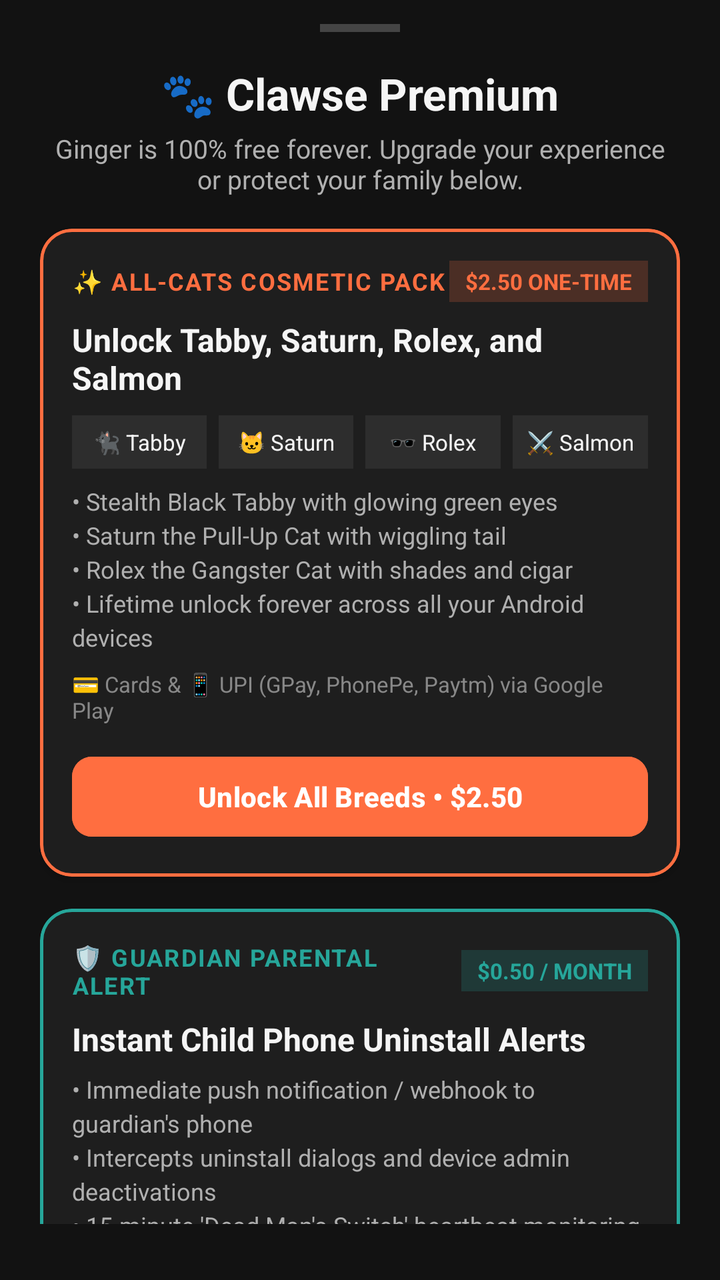
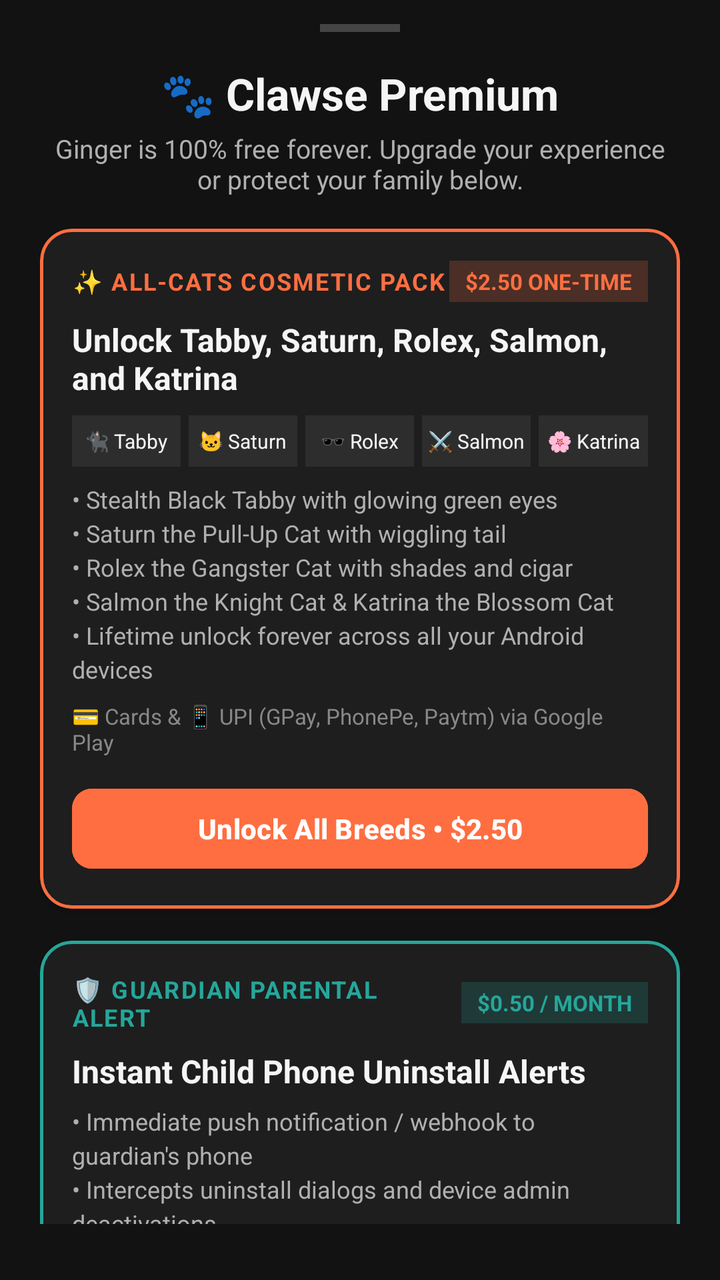

The first picture is an Android layout as it rendered before a commit; the second is the same layout after the commit. The layout source and the unified diff follow.
<!-- AndroidManifest.xml: application theme Theme.AntiScrollerKitty -->
<!-- res/layout/dialog_paywall.xml -->
<?xml version="1.0" encoding="utf-8"?>
<androidx.core.widget.NestedScrollView xmlns:android="http://schemas.android.com/apk/res/android"
    xmlns:app="http://schemas.android.com/apk/res-auto"
    android:layout_width="match_parent"
    android:layout_height="wrap_content"
    android:background="@color/background"
    android:paddingStart="20dp"
    android:paddingEnd="20dp"
    android:paddingTop="12dp"
    android:paddingBottom="28dp">

    <LinearLayout
        android:layout_width="match_parent"
        android:layout_height="wrap_content"
        android:gravity="center_horizontal"
        android:orientation="vertical">

        
        <View
            android:layout_width="40dp"
            android:layout_height="4dp"
            android:layout_marginBottom="16dp"
            android:background="#444444" />

        <TextView
            android:layout_width="wrap_content"
            android:layout_height="wrap_content"
            android:text="🐾 Clawse Premium"
            android:textColor="@color/text_primary"
            android:textSize="22sp"
            android:textStyle="bold" />

        <TextView
            android:layout_width="wrap_content"
            android:layout_height="wrap_content"
            android:layout_marginTop="4dp"
            android:layout_marginBottom="16dp"
            android:gravity="center"
            android:text="Ginger is 100% free forever. Upgrade your experience or protect your family below."
            android:textColor="@color/text_secondary"
            android:textSize="13sp" />

        
        <com.google.android.material.card.MaterialCardView
            android:id="@+id/cardCosmetics"
            android:layout_width="match_parent"
            android:layout_height="wrap_content"
            android:layout_marginBottom="16dp"
            app:cardBackgroundColor="@color/surface"
            app:cardCornerRadius="16dp"
            app:cardElevation="2dp"
            app:strokeColor="@color/primary"
            app:strokeWidth="1.5dp">

            <LinearLayout
                android:layout_width="match_parent"
                android:layout_height="wrap_content"
                android:orientation="vertical"
                android:padding="16dp">

                <LinearLayout
                    android:layout_width="match_parent"
                    android:layout_height="wrap_content"
                    android:gravity="center_vertical"
                    android:orientation="horizontal">

                    <TextView
                        android:layout_width="0dp"
                        android:layout_height="wrap_content"
                        android:layout_weight="1"
                        android:text="✨ ALL-CATS COSMETIC PACK"
                        android:textColor="@color/primary"
                        android:textSize="12sp"
                        android:letterSpacing="0.06"
                        android:textStyle="bold" />

                    <TextView
                        android:id="@+id/tvCosmeticsPriceBadge"
                        android:layout_width="wrap_content"
                        android:layout_height="wrap_content"
                        android:background="#33FF6E40"
                        android:paddingStart="8dp"
                        android:paddingEnd="8dp"
                        android:paddingTop="3dp"
                        android:paddingBottom="3dp"
                        android:text="$2.50 ONE-TIME"
                        android:textColor="@color/primary"
                        android:textSize="11sp"
                        android:textStyle="bold" />
                </LinearLayout>

                <TextView
                    android:layout_width="wrap_content"
                    android:layout_height="wrap_content"
                    android:layout_marginTop="8dp"
                    android:text="Unlock Tabby, Saturn, Rolex, and Salmon"
                    android:textColor="@color/text_primary"
                    android:textSize="16sp"
                    android:textStyle="bold" />

                
                <LinearLayout
                    android:layout_width="match_parent"
                    android:layout_height="wrap_content"
                    android:layout_marginTop="8dp"
                    android:layout_marginBottom="8dp"
                    android:orientation="horizontal">

                    <TextView
                        android:layout_width="0dp"
                        android:layout_height="wrap_content"
                        android:layout_weight="1"
                        android:layout_marginEnd="3dp"
                        android:background="@color/surface_variant"
                        android:gravity="center"
                        android:paddingTop="6dp"
                        android:paddingBottom="6dp"
                        android:text="🐈‍⬛ Tabby"
                        android:textColor="@color/text_primary"
                        android:textSize="11sp" />

                    <TextView
                        android:layout_width="0dp"
                        android:layout_height="wrap_content"
                        android:layout_weight="1"
                        android:layout_marginStart="3dp"
                        android:layout_marginEnd="3dp"
                        android:background="@color/surface_variant"
                        android:gravity="center"
                        android:paddingTop="6dp"
                        android:paddingBottom="6dp"
                        android:text="🐱 Saturn"
                        android:textColor="@color/text_primary"
                        android:textSize="11sp" />

                    <TextView
                        android:layout_width="0dp"
                        android:layout_height="wrap_content"
                        android:layout_weight="1"
                        android:layout_marginStart="3dp"
                        android:layout_marginEnd="3dp"
                        android:background="@color/surface_variant"
                        android:gravity="center"
                        android:paddingTop="6dp"
                        android:paddingBottom="6dp"
                        android:text="🕶️ Rolex"
                        android:textColor="@color/text_primary"
                        android:textSize="11sp" />

                    <TextView
                        android:layout_width="0dp"
                        android:layout_height="wrap_content"
                        android:layout_weight="1"
                        android:layout_marginStart="3dp"
                        android:background="@color/surface_variant"
                        android:gravity="center"
                        android:paddingTop="6dp"
                        android:paddingBottom="6dp"
                        android:text="⚔️ Salmon"
                        android:textColor="@color/text_primary"
                        android:textSize="11sp" />
                </LinearLayout>

                <TextView
                    android:layout_width="wrap_content"
                    android:layout_height="wrap_content"
                    android:text="• Stealth Black Tabby with glowing green eyes\n• Saturn the Pull-Up Cat with wiggling tail\n• Rolex the Gangster Cat with shades and cigar\n• Lifetime unlock forever across all your Android devices"
                    android:textColor="@color/text_secondary"
                    android:textSize="12sp"
                    android:lineSpacingExtra="3dp" />

                <TextView
                    android:layout_width="wrap_content"
                    android:layout_height="wrap_content"
                    android:layout_marginTop="8dp"
                    android:text="💳 Cards &amp; 📱 UPI (GPay, PhonePe, Paytm) via Google Play"
                    android:textColor="#888888"
                    android:textSize="11sp" />

                <com.google.android.material.button.MaterialButton
                    android:id="@+id/btnBuyCosmetics"
                    android:layout_width="match_parent"
                    android:layout_height="48dp"
                    android:layout_marginTop="12dp"
                    android:text="Unlock All Breeds • $2.50"
                    android:textColor="@color/on_primary"
                    android:backgroundTint="@color/primary"
                    android:textStyle="bold"
                    app:cornerRadius="10dp" />
            </LinearLayout>
        </com.google.android.material.card.MaterialCardView>

        
        <com.google.android.material.card.MaterialCardView
            android:id="@+id/cardParental"
            android:layout_width="match_parent"
            android:layout_height="wrap_content"
            android:layout_marginBottom="16dp"
            app:cardBackgroundColor="@color/surface"
            app:cardCornerRadius="16dp"
            app:cardElevation="2dp"
            app:strokeColor="@color/secondary"
            app:strokeWidth="1.5dp">

            <LinearLayout
                android:layout_width="match_parent"
                android:layout_height="wrap_content"
                android:orientation="vertical"
                android:padding="16dp">

                <LinearLayout
                    android:layout_width="match_parent"
                    android:layout_height="wrap_content"
                    android:gravity="center_vertical"
                    android:orientation="horizontal">

                    <TextView
                        android:layout_width="0dp"
                        android:layout_height="wrap_content"
                        android:layout_weight="1"
                        android:text="🛡️ GUARDIAN PARENTAL ALERT"
                        android:textColor="@color/secondary"
                        android:textSize="12sp"
                        android:letterSpacing="0.06"
                        android:textStyle="bold" />

                    <TextView
                        android:id="@+id/tvParentalPriceBadge"
                        android:layout_width="wrap_content"
                        android:layout_height="wrap_content"
                        android:background="#3326A69A"
                        android:paddingStart="8dp"
                        android:paddingEnd="8dp"
                        android:paddingTop="3dp"
                        android:paddingBottom="3dp"
                        android:text="$0.50 / MONTH"
                        android:textColor="@color/secondary"
                        android:textSize="11sp"
                        android:textStyle="bold" />
                </LinearLayout>

                <TextView
                    android:layout_width="wrap_content"
                    android:layout_height="wrap_content"
                    android:layout_marginTop="8dp"
                    android:text="Instant Child Phone Uninstall Alerts"
                    android:textColor="@color/text_primary"
                    android:textSize="16sp"
                    android:textStyle="bold" />

                <TextView
                    android:layout_width="wrap_content"
                    android:layout_height="wrap_content"
                    android:layout_marginTop="6dp"
                    android:text="• Immediate push notification / webhook to guardian's phone\n• Intercepts uninstall dialogs and device admin deactivations\n• 15-minute 'Dead Man's Switch' heartbeat monitoring\n• Delivered via Discord, Slack, ntfy.sh, or custom Webhook"
                    android:textColor="@color/text_secondary"
                    android:textSize="12sp"
                    android:lineSpacingExtra="3dp" />

                <TextView
                    android:layout_width="wrap_content"
                    android:layout_height="wrap_content"
                    android:layout_marginTop="8dp"
                    android:text="💳 Cards &amp; 📱 UPI via Google Play Subscriptions • Cancel anytime"
                    android:textColor="#888888"
                    android:textSize="11sp" />

                <com.google.android.material.button.MaterialButton
                    android:id="@+id/btnBuyParental"
                    android:layout_width="match_parent"
                    android:layout_height="48dp"
                    android:layout_marginTop="12dp"
                    android:text="Subscribe Guardian Alert • $0.50 / mo"
                    android:textColor="@color/on_secondary"
                    android:backgroundTint="@color/secondary"
                    android:textStyle="bold"
                    app:cornerRadius="10dp" />
            </LinearLayout>
        </com.google.android.material.card.MaterialCardView>

        
        <com.google.android.material.button.MaterialButton
            android:id="@+id/btnRestorePurchases"
            android:layout_width="wrap_content"
            android:layout_height="wrap_content"
            android:text="🔄 Restore Previous Purchases"
            android:textColor="@color/text_secondary"
            style="@style/Widget.Material3.Button.TextButton" />

        <TextView
            android:layout_width="wrap_content"
            android:layout_height="wrap_content"
            android:layout_marginTop="8dp"
            android:gravity="center"
            android:text="Secured by Google Play Billing. Subscriptions renew automatically unless cancelled in Google Play Store settings."
            android:textColor="#666666"
            android:textSize="11sp" />

    </LinearLayout>
</androidx.core.widget.NestedScrollView>
<!-- resources referenced by this layout -->
<resources>
  <color name="background">#121212</color>
  <color name="on_primary">#FFFFFF</color>
  <color name="on_secondary">#FFFFFF</color>
  <color name="primary">#FF6E40</color>
  <color name="secondary">#26A69A</color>
  <color name="surface">#1E1E1E</color>
  <color name="surface_variant">#2D2D2D</color>
  <color name="text_primary">#F5F5F5</color>
  <color name="text_secondary">#B0B0B0</color>
  <style name="Theme.AntiScrollerKitty" parent="Theme.Material3.Dark.NoActionBar">
          <item name="colorPrimary">@color/primary</item>
          <item name="colorOnPrimary">@color/on_primary</item>
          <item name="colorSecondary">@color/secondary</item>
          <item name="colorOnSecondary">@color/on_secondary</item>
          <item name="android:statusBarColor">@color/background</item>
          <item name="android:navigationBarColor">@color/background</item>
          <item name="android:windowBackground">@color/background</item>
      </style>
</resources>

<!-- the commit's change to res/layout/dialog_paywall.xml (unified diff, before → after) -->
@@ -93,7 +93,7 @@
                     android:layout_width="wrap_content"
                     android:layout_height="wrap_content"
                     android:layout_marginTop="8dp"
-                    android:text="Unlock Tabby, Saturn, Rolex, and Salmon"
+                    android:text="Unlock Tabby, Saturn, Rolex, Salmon, and Katrina"
                     android:textColor="@color/text_primary"
                     android:textSize="16sp"
                     android:textStyle="bold" />
@@ -110,61 +110,75 @@
                         android:layout_width="0dp"
                         android:layout_height="wrap_content"
                         android:layout_weight="1"
-                        android:layout_marginEnd="3dp"
+                        android:layout_marginEnd="2dp"
                         android:background="@color/surface_variant"
                         android:gravity="center"
                         android:paddingTop="6dp"
                         android:paddingBottom="6dp"
                         android:text="🐈‍⬛ Tabby"
                         android:textColor="@color/text_primary"
-                        android:textSize="11sp" />
-
-                    <TextView
-                        android:layout_width="0dp"
-                        android:layout_height="wrap_content"
-                        android:layout_weight="1"
-                        android:layout_marginStart="3dp"
-                        android:layout_marginEnd="3dp"
+                        android:textSize="10sp" />
+
+                    <TextView
+                        android:layout_width="0dp"
+                        android:layout_height="wrap_content"
+                        android:layout_weight="1"
+                        android:layout_marginStart="2dp"
+                        android:layout_marginEnd="2dp"
                         android:background="@color/surface_variant"
                         android:gravity="center"
                         android:paddingTop="6dp"
                         android:paddingBottom="6dp"
                         android:text="🐱 Saturn"
                         android:textColor="@color/text_primary"
-                        android:textSize="11sp" />
-
-                    <TextView
-                        android:layout_width="0dp"
-                        android:layout_height="wrap_content"
-                        android:layout_weight="1"
-                        android:layout_marginStart="3dp"
-                        android:layout_marginEnd="3dp"
+                        android:textSize="10sp" />
+
+                    <TextView
+                        android:layout_width="0dp"
+                        android:layout_height="wrap_content"
+                        android:layout_weight="1"
+                        android:layout_marginStart="2dp"
+                        android:layout_marginEnd="2dp"
                         android:background="@color/surface_variant"
                         android:gravity="center"
                         android:paddingTop="6dp"
                         android:paddingBottom="6dp"
                         android:text="🕶️ Rolex"
                         android:textColor="@color/text_primary"
-                        android:textSize="11sp" />
-
-                    <TextView
-                        android:layout_width="0dp"
-                        android:layout_height="wrap_content"
-                        android:layout_weight="1"
-                        android:layout_marginStart="3dp"
+                        android:textSize="10sp" />
+
+                    <TextView
+                        android:layout_width="0dp"
+                        android:layout_height="wrap_content"
+                        android:layout_weight="1"
+                        android:layout_marginStart="2dp"
+                        android:layout_marginEnd="2dp"
                         android:background="@color/surface_variant"
                         android:gravity="center"
                         android:paddingTop="6dp"
                         android:paddingBottom="6dp"
                         android:text="⚔️ Salmon"
                         android:textColor="@color/text_primary"
-                        android:textSize="11sp" />
+                        android:textSize="10sp" />
+
+                    <TextView
+                        android:layout_width="0dp"
+                        android:layout_height="wrap_content"
+                        android:layout_weight="1"
+                        android:layout_marginStart="2dp"
+                        android:background="@color/surface_variant"
+                        android:gravity="center"
+                        android:paddingTop="6dp"
+                        android:paddingBottom="6dp"
+                        android:text="🌸 Katrina"
+                        android:textColor="@color/text_primary"
+                        android:textSize="10sp" />
                 </LinearLayout>
 
                 <TextView
                     android:layout_width="wrap_content"
                     android:layout_height="wrap_content"
-                    android:text="• Stealth Black Tabby with glowing green eyes\n• Saturn the Pull-Up Cat with wiggling tail\n• Rolex the Gangster Cat with shades and cigar\n• Lifetime unlock forever across all your Android devices"
+                    android:text="• Stealth Black Tabby with glowing green eyes\n• Saturn the Pull-Up Cat with wiggling tail\n• Rolex the Gangster Cat with shades and cigar\n• Salmon the Knight Cat &amp; Katrina the Blossom Cat\n• Lifetime unlock forever across all your Android devices"
                     android:textColor="@color/text_secondary"
                     android:textSize="12sp"
                     android:lineSpacingExtra="3dp" />
